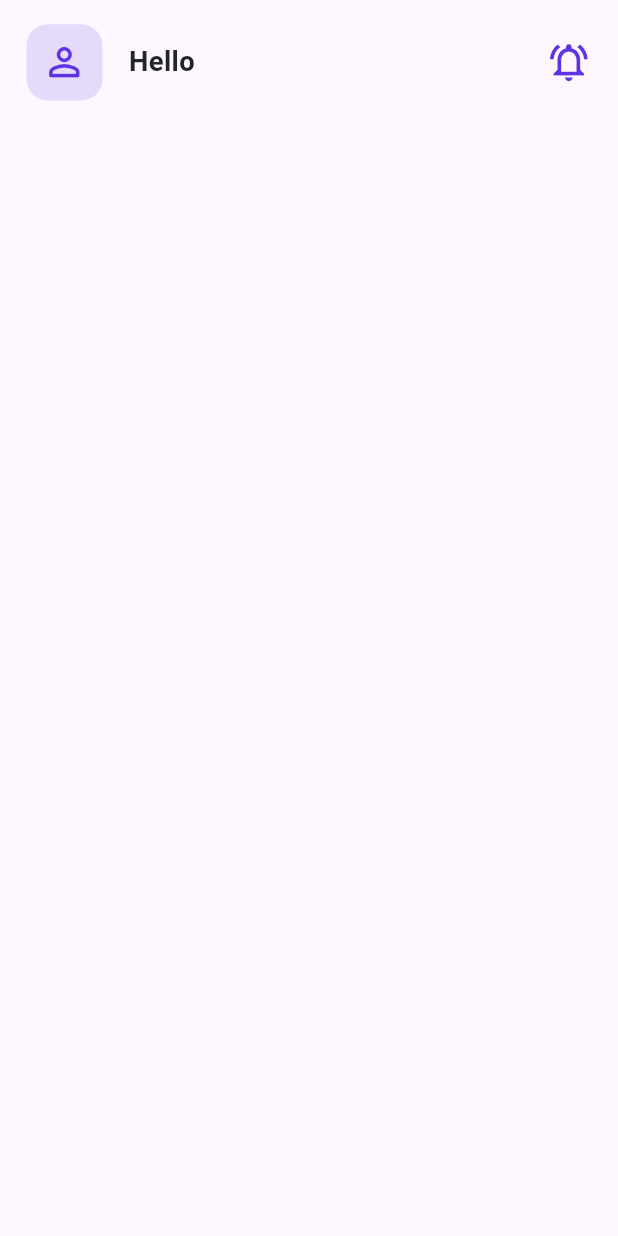
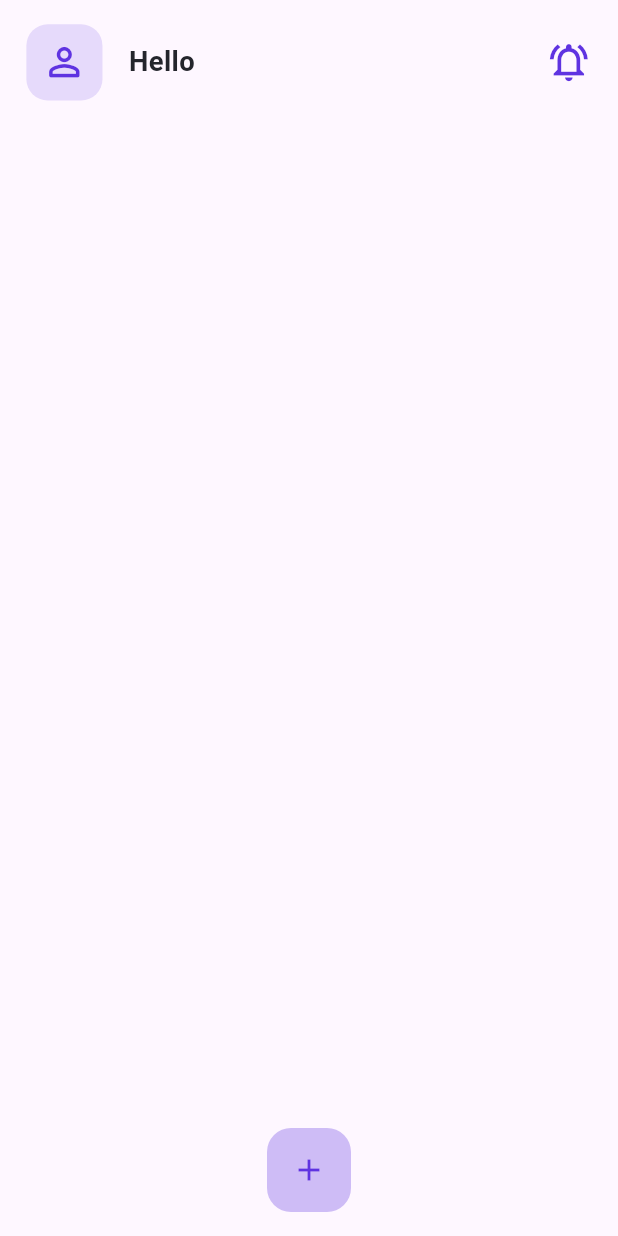
Before and after one commit to mostafaramadanhamed/Task-Ease-App, a Flutter app: the HomeScreen screen opened by its route, on a phone screen of 412 x 824 dp. Run offline on Flutter 3.47's test engine with Material 3 defaults, Android fonts, the phone set to English and light mode, and no system bars; our stand-ins replace flutter_screenutil.

Commit message:
create floating action button

```diff
--- a/lib/features/home/presentation/home_screen.dart
+++ b/lib/features/home/presentation/home_screen.dart
@@ -3,14 +3,19 @@ import 'package:flutter_screenutil/flutter_screenutil.dart';
 import 'package:task_ease/core/styles/colors.dart';
 import 'package:task_ease/core/utils/spacing_extension.dart';
 import 'package:task_ease/features/home/presentation/widget/hello_row.dart';
-
-import '../../../core/styles/text_styles.dart';
 class HomeScreen extends StatelessWidget {
   const HomeScreen({super.key});
 
   @override
   Widget build(BuildContext context) {
     return Scaffold(
+      floatingActionButton: FloatingActionButton(
+        onPressed: (){},
+        backgroundColor: ColorsManager.kPrimaryColor.withOpacity(0.3),
+        elevation: 0,
+        child: const Icon(Icons.add_outlined,color: ColorsManager.kPrimaryColor,),
+      ),
+      floatingActionButtonLocation: FloatingActionButtonLocation.centerFloat,
       body: SafeArea(
         child: Padding(
           padding:  EdgeInsets.symmetric(horizontal: 16.0.w),
```
